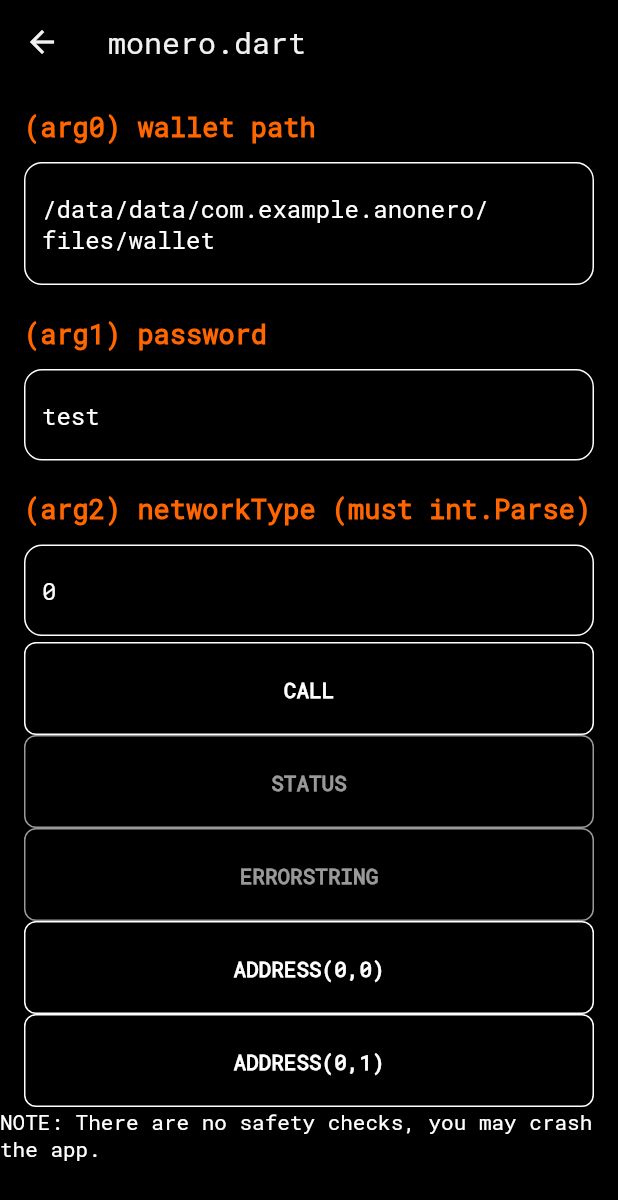
After one commit to MrCyjaneK/unnamed_monero_wallet, a Flutter app: the DebugPage screen opened directly, after a tap on "MONERO.DART CORE", on a phone screen of 412 x 824 dp. The commit adds this screen. Shown: the top 1200 px of the screen. Run offline on Flutter 3.47's test engine with Material 3 defaults, Android fonts, the phone set to English and light mode, and no system bars; our stand-ins replace qr_flutter; missing offline and left inert: dart:ffi, monero.

Commit message:
feat: use monero.dart monero_c: use v0.18.3.1-RC9

```diff
--- a/lib/pages/debug.dart
+++ b/lib/pages/debug.dart
@@ -1,4 +1,5 @@
 import 'package:anonero/pages/debug/button_x_textfield.dart';
+import 'package:anonero/pages/debug/monero_dart_core.dart';
 import 'package:anonero/widgets/long_outlined_button.dart';
 import 'package:flutter/material.dart';
 
@@ -15,8 +16,12 @@ class DebugPage extends StatelessWidget {
         child: Column(
           children: [
             LongOutlinedButton(
-              text: "LOButton x TextField",
+              text: "LOButton x LTextField",
               onPressed: () => ButtonTextFieldDebug.push(context),
+            ),
+            LongOutlinedButton(
+              text: "monero.dart core",
+              onPressed: () => MoneroDartCore.push(context),
             ),
           ],
         ),
--- /dev/null
+++ b/lib/pages/debug/monero_dart_core.dart
@@ -0,0 +1,136 @@
+import 'dart:isolate';
+
+import 'package:anonero/widgets/labeled_text_input.dart';
+import 'package:anonero/widgets/long_outlined_button.dart';
+import 'package:flutter/foundation.dart';
+import 'package:flutter/material.dart';
+import 'package:ffi/ffi.dart';
+import 'package:monero/monero.dart';
+import 'dart:ffi' as ffi;
+
+class MoneroDartCore extends StatefulWidget {
+  const MoneroDartCore({super.key});
+
+  @override
+  State<MoneroDartCore> createState() => _MoneroDartCoreState();
+
+  static void push(BuildContext context) {
+    Navigator.of(context).push(MaterialPageRoute(
+      builder: (context) {
+        return const MoneroDartCore();
+      },
+    ));
+  }
+}
+
+class _MoneroDartCoreState extends State<MoneroDartCore> {
+  final pathCtrl = TextEditingController(
+    text: '/data/data/com.example.anonero/files/wallet',
+  );
+  final passwordCtrl = TextEditingController(text: 'test');
+  final networkTypeCtrl = TextEditingController(text: '0');
+
+  String result = "NOTE: There are no safety checks, you may crash the app.";
+  ffi.Pointer<ffi.Void>? wallet;
+
+  void _call() {
+    try {
+      final p = MONERO_WalletManager_createWallet(
+        path: pathCtrl.text,
+        password: passwordCtrl.text,
+      );
+      setState(() {
+        wallet = p;
+        result = p.toString();
+      });
+    } catch (e) {
+      setState(() {
+        result = e.toString();
+      });
+    }
+  }
+
+  void _callAddress(int accountIndex, int addressIndex) {
+    try {
+      final p = MONERO_Wallet_address(
+        wallet!,
+        accountIndex: accountIndex,
+        addressIndex: addressIndex,
+      );
+      setState(() {
+        result = p.toString();
+      });
+    } catch (e) {
+      setState(() {
+        result = e.toString();
+      });
+    }
+  }
+
+  int status = -1;
+
+  void _status() {
+    try {
+      final p = MONERO_Wallet_status(wallet!);
+      setState(() {
+        result = p.toString();
+        status = p;
+      });
+    } catch (e) {
+      setState(() {
+        result = e.toString();
+      });
+    }
+  }
+
+  void _errorString() {
+    try {
+      final p = MONERO_Wallet_errorString(wallet!);
+      setState(() {
+        result = p.toString();
+      });
+    } catch (e) {
+      setState(() {
+        result = e.toString();
+      });
+    }
+  }
+
+  @override
+  Widget build(BuildContext context) {
+    return Scaffold(
+      appBar: AppBar(
+        title: const Text("monero.dart"),
+      ),
+      body: SingleChildScrollView(
+        child: Column(
+          children: [
+            LabeledTextInput(label: "(arg0) wallet path", ctrl: pathCtrl),
+            LabeledTextInput(label: "(arg1) password", ctrl: passwordCtrl),
+            LabeledTextInput(
+              label: "(arg2) networkType (must int.Parse)",
+              ctrl: networkTypeCtrl,
+            ),
+            LongOutlinedButton(text: "Call", onPressed: _call),
+            LongOutlinedButton(
+                text: "Status", onPressed: wallet == null ? null : _status),
+            LongOutlinedButton(
+                text: "ErrorString",
+                onPressed: wallet == null ? null : _errorString),
+            LongOutlinedButton(
+                text: "Address(0,0)",
+                onPressed: (wallet == null && status == 0)
+                    ? null
+                    : () => _callAddress(0, 0)),
+            LongOutlinedButton(
+                text: "Address(0,1)",
+                onPressed: (wallet == null && status == 0)
+                    ? null
+                    : () => _callAddress(0, 1)),
+            SelectableText(result)
+          ],
+        ),
+      ),
+    );
+  }
+}
--- a/lib/pages/wallet/settings/nodes_screen.dart
+++ b/lib/pages/settings/nodes_screen.dart
@@ -1,5 +1,5 @@
 import 'package:anonero/pages/pin_screen.dart';
-import 'package:anonero/pages/wallet/settings/add_node_screen.dart';
+import 'package:anonero/pages/settings/add_node_screen.dart';
 import 'package:anonero/tools/show_alert.dart';
 import 'package:flutter/material.dart';
 
--- a/lib/pages/wallet/settings_page.dart
+++ b/lib/pages/wallet/settings_page.dart
@@ -1,8 +1,8 @@
 import 'package:anonero/pages/debug.dart';
 import 'package:anonero/pages/pin_screen.dart';
 import 'package:anonero/pages/setup/proxy_settings.dart';
-import 'package:anonero/pages/wallet/settings/nodes_screen.dart';
-import 'package:anonero/pages/wallet/settings/view_seed_page.dart';
+import 'package:anonero/pages/settings/nodes_screen.dart';
+import 'package:anonero/pages/settings/view_seed_page.dart';
 import 'package:anonero/widgets/primary_label.dart';
 import 'package:anonero/widgets/settings_list_tile.dart';
 import 'package:flutter/material.dart';
```
Also changed, not shown: pubspec.yaml (+8 -26 lines), lib/pages/settings/add_node_screen.dart (renamed from lib/pages/wallet/settings/add_node_screen.dart), lib/pages/settings/view_seed_page.dart (renamed from lib/pages/wallet/settings/view_seed_page.dart), pubspec.lock, 7 other files.
